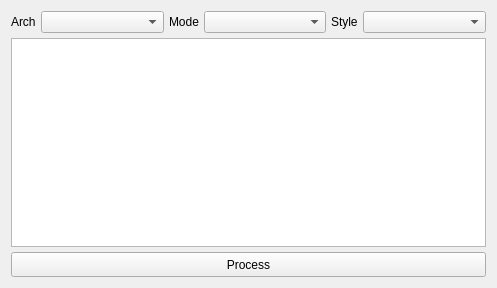
Above: src/asmwindow.ui from Wing-summer/WingAsm before the change. Below: the same form after it.
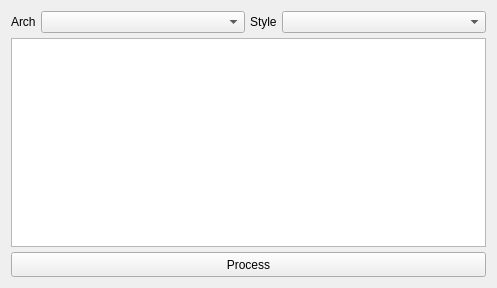
That is the form after the change. Custom widgets are drawn as their Qt base class.

```diff
--- a/src/asmwindow.ui
+++ b/src/asmwindow.ui
@@ -45,23 +45,6 @@
        </property>
       </widget>
      </item>
-     <item>
-      <widget class="QLabel" name="label_2">
-       <property name="text">
-        <string>Mode</string>
-       </property>
-      </widget>
-     </item>
-     <item>
-      <widget class="QComboBox" name="cbMode">
-       <property name="sizePolicy">
-        <sizepolicy hsizetype="Expanding" vsizetype="Fixed">
-         <horstretch>0</horstretch>
-         <verstretch>0</verstretch>
-        </sizepolicy>
-       </property>
-      </widget>
-     </item>
      <item>
       <widget class="QLabel" name="label_3">
        <property name="text">
```
